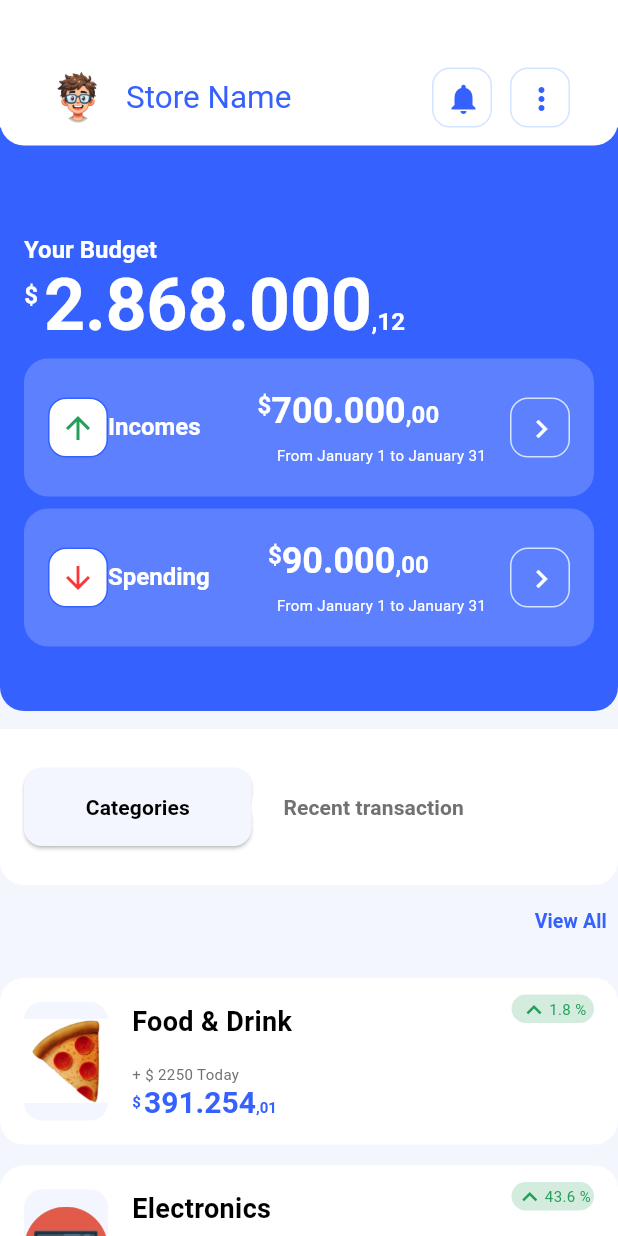
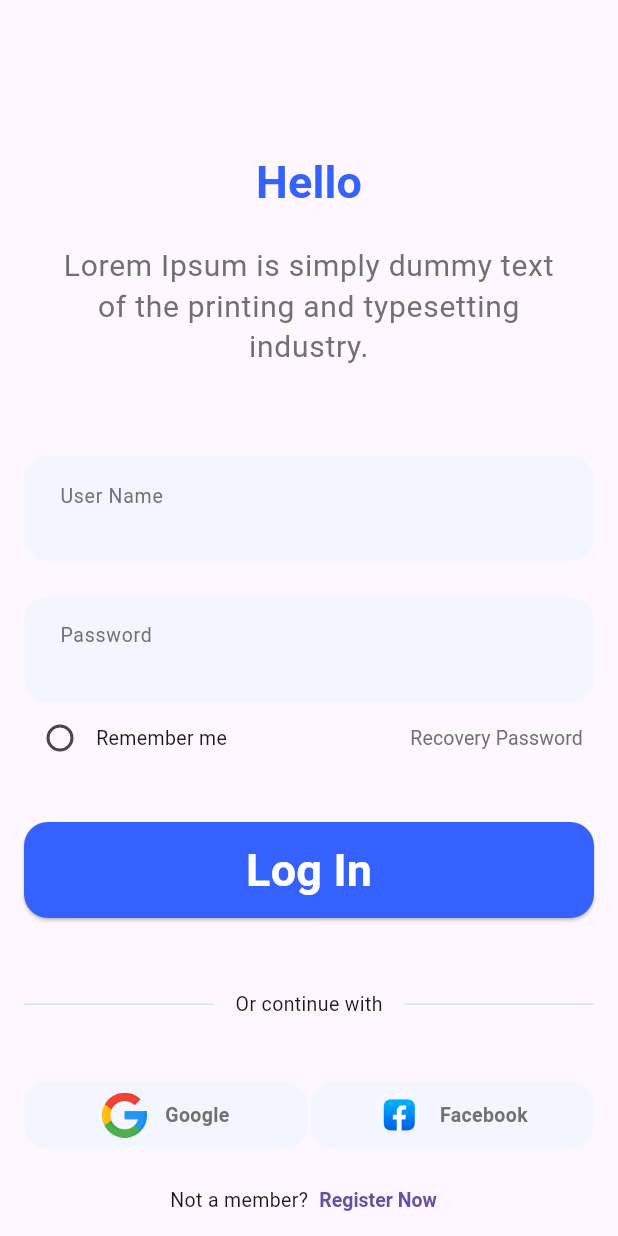
Before and after one commit to ricki2099/store_app, a Flutter app: the screen it shows after launch, on a phone screen of 412 x 824 dp. Run offline on Flutter 3.47's test engine with Material 3 defaults, Android fonts, the light colour scheme and no system bars.

Commit message:
fix: nueva vista de login con envio de parametros

```diff
--- a/lib/app.dart
+++ b/lib/app.dart
@@ -3,6 +3,7 @@ import 'package:test/config/app_routes.dart';
 import 'package:test/design/themes.dart';
 import 'package:test/models/user.dart';
 import 'package:test/pages/home.dart';
+import 'package:test/pages/login_page.dart';
 
 import 'pages/new-page.dart';
 import 'pages/other-page.dart';
@@ -23,9 +24,12 @@ class AppInitial extends StatelessWidget {
                       userData: settings.arguments as User,
                     ));
           case AppRoutes.home:
-            return MaterialPageRoute(builder: (context) => const HomePage());
+            return MaterialPageRoute(
+                builder: (context) => HomePage(
+                      storeName: settings.arguments as String,
+                    ));
           default:
-            return MaterialPageRoute(builder: (context) => const HomePage());
+            return MaterialPageRoute(builder: (context) => const LogInPage());
         }
       },
     );
--- a/lib/config/app_routes.dart
+++ b/lib/config/app_routes.dart
@@ -1,6 +1,6 @@
 class AppRoutes {
   AppRoutes._();
-  static const String home = '/';
+  static const String home = 'home';
   static const String newPage = 'new-page';
   static const String otherPage = 'other-page';
   static const String login = '/';
--- /dev/null
+++ b/lib/design/copys.dart
@@ -0,0 +1,25 @@
+class TextCopys {
+  TextCopys._();
+  static const String hello = 'Hello';
+  static const String lorem =
+      'Lorem Ipsum is simply dummy text of the printing and typesetting industry.';
+  static const String userInputLabel = 'User Name';
+  static const String userpswInputLabel = 'Password';
+  static const String rememberMe = 'Remember me';
+  static const String recoveryPassword = 'Recovery Password';
+  static const String orContinue = 'Or continue with';
+  static const String google = 'Google';
+  static const String facebook = 'Facebook';
+  static const String logIn = 'Log In';
+  static const String notAmenber = 'Not a member?';
+  static const String registerNow = 'Register Now';
+  static const String twitter = 'Twitter';
+  static const String signUp = 'Sign Up';
+}
+
+class TextErrors {
+  TextErrors._();
+  static const String userError = 'Ingrese un usuario';
+  static const String userErrorLen = 'Ingrese un usuario valido';
+  static const String usePsw = 'Verifique su contraseña';
+}
--- a/lib/pages/home.dart
+++ b/lib/pages/home.dart
@@ -10,7 +10,8 @@ import '../widgets/summary_card.dart';
 import '../widgets/transaction_detail.dart';
 
 class HomePage extends StatefulWidget {
-  const HomePage({super.key});
+  final String storeName;
+  const HomePage({super.key, required this.storeName});
 
   @override
   State<HomePage> createState() => _HomePageState();
@@ -47,9 +48,12 @@ class _HomePageState extends State<HomePage> {
             borderRadius: BorderRadius.only(
                 bottomLeft: RadiusBorde.small, bottomRight: RadiusBorde.small)),
         backgroundColor: ColorsRandom.brandLightColor,
-        title: const Padding(
-            padding: EdgeInsets.fromLTRB(16, 45, 16, 12),
-            child: HomeAppBarTitle()),
+        title: Padding(
+          padding: const EdgeInsets.fromLTRB(16, 45, 16, 12),
+          child: HomeAppBarTitle(
+            storeName: widget.storeName,
+          ),
+        ),
       ),
       body: Column(
         children: [
--- /dev/null
+++ b/lib/pages/login_page.dart
@@ -0,0 +1,309 @@
+import 'package:flutter/material.dart';
+import 'package:test/config/app_routes.dart';
+import 'package:test/design/colors.dart';
+import 'package:test/design/copys.dart';
+import 'package:test/design/radius.dart';
+
+class LogInPage extends StatefulWidget {
+  const LogInPage({Key? key}) : super(key: key);
+
+  @override
+  State<LogInPage> createState() => _LogInPageState();
+}
+
+class _LogInPageState extends State<LogInPage> {
+  final _formLogInKey = GlobalKey<FormState>();
+  var userNameInputController = TextEditingController();
+  late String userName;
+  late BoxDecoration userContainerDecoration;
+  late BoxDecoration pswContainerDecoration;
+  final defaultInputBorder = InputBorder.none;
+  final defaultInputLabelTheme = const TextStyle(
+      fontSize: 13,
+      color: ColorsRandom.brandLigthDarkColor,
+      fontWeight: FontWeight.normal);
+  final defaultContainerInputDecoration = const BoxDecoration(
+    color: ColorsRandom.brandSecondaryColor,
+    borderRadius: BorderRadius.all(RadiusBorde.small),
+  );
+  final activeContainerInputDecoration = BoxDecoration(
+    color: ColorsRandom.brandSecondaryColor,
+    border: Border.all(color: ColorsRandom.brandPrimaryColor, width: 2),
+    borderRadius: const BorderRadius.all(RadiusBorde.small),
+  );
+  var checkBoxValue = false;
+
+  @override
+  void initState() {
+    super.initState();
+    userContainerDecoration = defaultContainerInputDecoration;
+    pswContainerDecoration = defaultContainerInputDecoration;
+  }
+
+  Widget build(BuildContext context) {
+    return Scaffold(
+      body: SingleChildScrollView(
+        child: Center(
+          child: Padding(
+            padding: const EdgeInsets.fromLTRB(16, 100, 16, 0),
+            child: Column(
+              children: [
+                Text(
+                  TextCopys.hello,
+                  style: Theme.of(context).textTheme.labelLarge,
+                ),
+                Container(
+                  margin: const EdgeInsets.fromLTRB(16, 21, 16, 59),
+                  child: Text(
+                    TextCopys.lorem,
+                    style: Theme.of(context).textTheme.labelMedium,
+                    textAlign: TextAlign.center,
+                  ),
+                ),
+                Form(
+                  key: _formLogInKey,
+                  child: Column(
+                    children: [
+                      Container(
+                        height: 70,
+                        padding: const EdgeInsets.only(left: 24, bottom: 4),
+                        decoration: userContainerDecoration,
+                        child: TextFormField(
+                          controller: userNameInputController,
+                          style: Theme.of(context).textTheme.labelSmall,
+                          validator: (value) {
+                            if (value == null || value.isEmpty) {
+                              return TextErrors.userError;
+                            }
+                            if (value.length < 4 || value.length > 10) {
+                              return TextErrors.userErrorLen;
+                            }
+                            return null;
+                          },
+                          onTap: () {
+                            setState(() {
+                              userContainerDecoration =
+                                  activeContainerInputDecoration;
+                              pswContainerDecoration =
+                                  defaultContainerInputDecoration;
+                            });
+                          },
+                          onTapOutside: (event) {
+                            setState(() {
+                              userContainerDecoration =
+                                  defaultContainerInputDecoration;
+                            });
+                          },
+                          onSaved: (userNameValue) {
+                            userName = userNameValue!;
+                          },
+                          decoration: InputDecoration(
+                              border: defaultInputBorder,
+                              label: Text(TextCopys.userInputLabel,
+                                  style: defaultInputLabelTheme)),
+                        ),
+                      ),
+                      Container(
+                        height: 70,
+                        padding: const EdgeInsets.only(left: 24, bottom: 4),
+                        margin: const EdgeInsets.only(top: 24),
+                        decoration: pswContainerDecoration,
+                        child: TextFormField(
+                          validator: (value) {
+                            if (value == null || value.isEmpty) {
+                              return TextErrors.usePsw;
+                            }
+                            return null;
+                          },
+                          onTap: () {
+                            setState(() {
+                              userContainerDecoration =
+                                  defaultContainerInputDecoration;
+                              pswContainerDecoration =
+                                  activeContainerInputDecoration;
+                            });
+                          },
+                          onTapOutside: (event) {
+                            setState(() {
+                              pswContainerDecoration =
+                                  defaultContainerInputDecoration;
+                            });
+                          },
+                          obscureText: true,
+                          obscuringCharacter: '*',
+                          decoration: InputDecoration(
+                              border: defaultInputBorder,
+                              labelText: TextCopys.userpswInputLabel,
+                              labelStyle: defaultInputLabelTheme),
+                        ),
+                      ),
+                      Row(
+                        children: [
+                          Checkbox(
+                            shape: const RoundedRectangleBorder(
+                              borderRadius: BorderRadius.all(RadiusBorde.small),
+                            ),
+                            value: checkBoxValue,
+                            onChanged: (value) {
+                              setState(() {
+                                checkBoxValue = value!;
+                              });
+                            },
+                            checkColor: ColorsRandom.brandLightColor,
+                            activeColor: ColorsRandom.brandPrimaryColor,
+                          ),
+                          const Expanded(
+                            child: Text(
+                              TextCopys.rememberMe,
+                            ),
+                          ),
+                          TextButton(
+                            onPressed: () => print('Recuperar contraseña'),
+                            child: Text(
+                              TextCopys.recoveryPassword,
+                              style: defaultInputLabelTheme,
+                            ),
+                          )
+                        ],
+                      ),
+                      Container(
+                        width: 394,
+                        height: 64,
+                        margin: const EdgeInsets.only(top: 32, bottom: 48),
+                        child: ElevatedButton(
+                          onPressed: () {
+                            if (_formLogInKey.currentState!.validate()) {
+                              // _formLogInKey.currentState!.save();
+                              userName = userNameInputController.text;
+                              Navigator.of(context).pushReplacementNamed(
+                                  AppRoutes.home,
+                                  arguments: userName);
+                              ScaffoldMessenger.of(context).showSnackBar(
+                                const SnackBar(
+                                    content: Text('Procesando datos')),
+                              );
+                            }
+                          },
+                          child: const Text(
+                            TextCopys.logIn,
+                            style: TextStyle(
+                              color: ColorsRandom.brandLightColor,
+                            ),
+                          ),
+                          style: ElevatedButton.styleFrom(
+                            backgroundColor: ColorsRandom.brandPrimaryColor,
+                            shape: const RoundedRectangleBorder(
+                                borderRadius:
+                                    BorderRadius.all(RadiusBorde.small)),
+                          ),
+                        ),
+                      ),
+                      const Row(
+                        children: [
+                          Expanded(
+                              child: Divider(
+                            color: ColorsRandom.brandLightColorBorder,
+                            thickness: 1.0,
+                          )),
+                          Padding(
+                            padding: EdgeInsets.symmetric(
+                              horizontal: 14,
+                            ),
+                            child: Text(TextCopys.orContinue),
+                          ),
+                          Expanded(
+                              child: Divider(
+                            color: ColorsRandom.brandLightColorBorder,
+                            thickness: 1.0,
+                          ))
+                        ],
+                      ),
+                      const SizedBox(
+                        height: 42,
+                      ),
+                      Row(
+                        mainAxisAlignment: MainAxisAlignment.spaceBetween,
+                        children: [
+                          Container(
+                            width: 189,
+                            height: 45,
+                            decoration: const BoxDecoration(
+                              color: ColorsRandom.brandSecondaryColor,
+                              borderRadius: BorderRadius.all(RadiusBorde.small),
+                            ),
+                            child: const Row(
+                              mainAxisAlignment: MainAxisAlignment.center,
+                              children: [
+                                Image(
+                                  image: AssetImage('assets/images/google.png'),
+                                  width: 30,
+                                ),
+                                SizedBox(
+                                  width: 12,
+                                ),
+                                Text(TextCopys.google,
+                                    style: TextStyle(
+                                        fontSize: 13,
+                                        fontWeight: FontWeight.bold,
+                                        color:
+                                            ColorsRandom.brandLigthDarkColor))
+                              ],
+                            ),
+                          ),
+                          Container(
+                            width: 189,
+                            height: 45,
+                            decoration: const BoxDecoration(
+                              color: ColorsRandom.brandSecondaryColor,
+                              borderRadius: BorderRadius.all(RadiusBorde.small),
+                            ),
+                            child: const Row(
+                              mainAxisAlignment: MainAxisAlignment.center,
+                              children: [
+                                Image(
+                                  image:
+                                      AssetImage('assets/images/facebook.png'),
+                                  width: 30,
+                                ),
+                                SizedBox(
+                                  width: 12,
+                                ),
+                                Text(TextCopys.facebook,
+                                    style: TextStyle(
+                                        fontSize: 13,
+                                        fontWeight: FontWeight.bold,
+                                        color:
+                                            ColorsRandom.brandLigthDarkColor))
+                              ],
+                            ),
+                          )
+                        ],
+                      ),
+                      const SizedBox(
+                        height: 10,
+                      ),
+                      Row(
+                          mainAxisAlignment: MainAxisAlignment.center,
+                          children: [
+                            const Text(TextCopys.notAmenber),
+                            TextButton(
+                              onPressed: () => print('Registrarse'),
+                              child: const Text(TextCopys.registerNow),
+                              style: TextButton.styleFrom(
+                                  textStyle: const TextStyle(
+                                      fontSize: 13,
+                                      fontWeight: FontWeight.bold,
+                                      color: ColorsRandom.brandPrimaryColor)),
+                            )
+                          ])
+                    ],
+                  ),
+                )
+              ],
+            ),
+          ),
+        ),
+      ),
+    );
+  }
+}
--- a/lib/widgets/home_app_title.dart
+++ b/lib/widgets/home_app_title.dart
@@ -3,8 +3,8 @@ import 'package:flutter/material.dart';
 import '../design/colors.dart';
 
 class HomeAppBarTitle extends StatelessWidget {
-  // final String storeName;
-  const HomeAppBarTitle({super.key});
+  final String storeName;
+  const HomeAppBarTitle({super.key, required this.storeName});
 
   @override
   Widget build(BuildContext context) {
@@ -21,8 +21,7 @@ class HomeAppBarTitle extends StatelessWidget {
         ),
         Expanded(
           child: Text(
-            'Store Name',
-            // storeName,
+            storeName,
             style: Theme.of(context).textTheme.headlineLarge,
           ),
         ),
```
Also changed, not shown: assets/images/facebook.png (added), assets/images/google.png (added).
